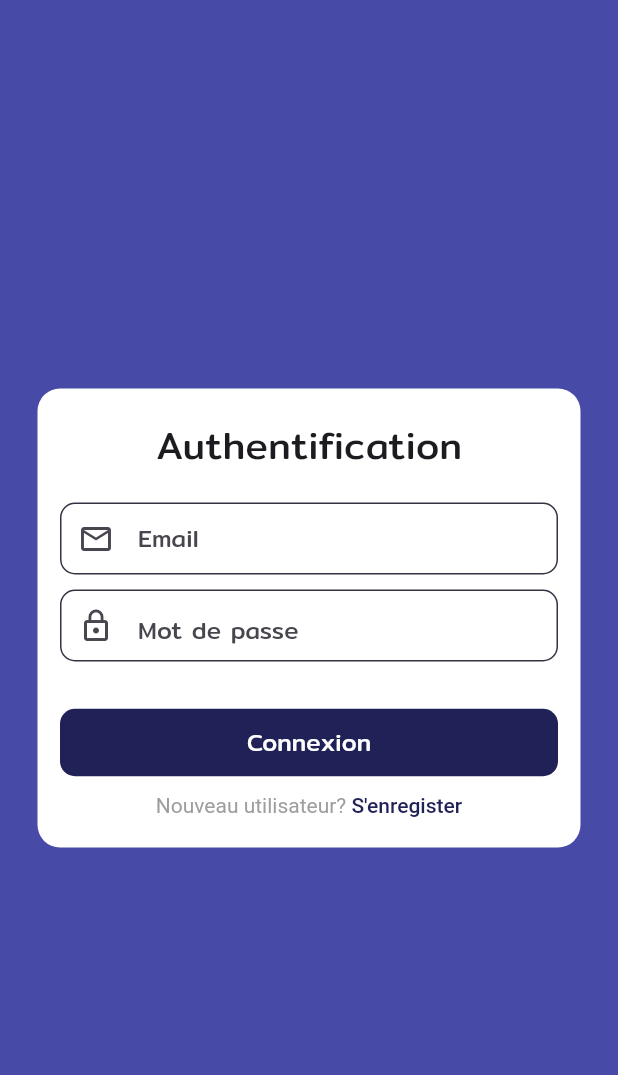
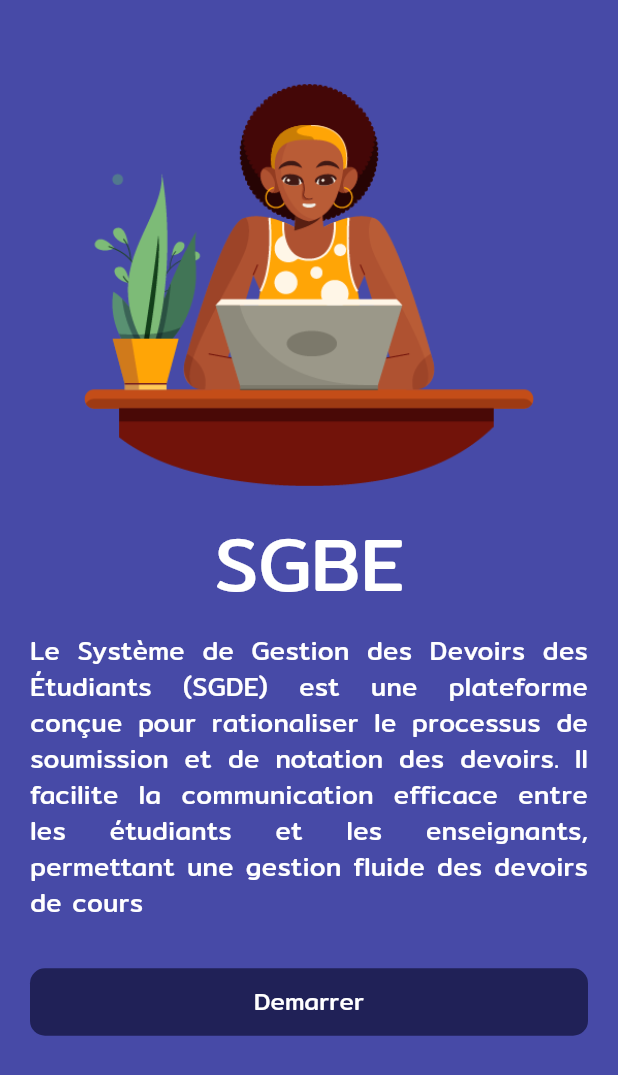
Before and after one commit to JacquesUwonda/SGBE_MOBILE, a Flutter app: the screen it shows after launch, on a phone screen of 412 x 824 dp. Shown: the top 1075 px of the screen. Run offline on Flutter 3.47's test engine with Material 3 defaults, Android fonts, the light colour scheme and no system bars; our stand-ins replace go_router.

Commit message:
Addind onboarding screen with getStarted button

```diff
--- a/lib/core/routes/route_names.dart
+++ b/lib/core/routes/route_names.dart
@@ -1,6 +1,6 @@
 class RouteNames {
   static const splash = "splash";
-  static const description = "description";
+  static const onboarding = "onboarding";
   static const register = "register";
   static const login = "login";
 }
--- a/lib/core/routes/routes.dart
+++ b/lib/core/routes/routes.dart
@@ -1,6 +1,7 @@
 import 'package:go_router/go_router.dart';
 import 'package:sgbe/core/routes/route_names.dart';
 import 'package:sgbe/futures/auth/view/login_view.dart';
+import 'package:sgbe/futures/auth/view/present_auth_view.dart';
 import 'package:sgbe/futures/auth/view/register_view.dart';
 import 'package:sgbe/futures/splash/view/splash_view.dart';
 
@@ -10,6 +11,11 @@ final GoRouter router = GoRouter(
       name: RouteNames.splash,
       path: "/",
       builder: (context, state) => const SplashView(),
+    ),
+    GoRoute(
+      name: RouteNames.onboarding,
+      path: "/onboarding",
+      builder: (context, state) => const onboarding(),
     ),
     GoRoute(
       name: RouteNames.login,
--- a/lib/core/utils_constants/app_images_url.dart
+++ b/lib/core/utils_constants/app_images_url.dart
@@ -1,3 +1,4 @@
 class AppImagesUrl {
   //All the images path here
+  static const backgroundImage = 'assets/images/BG_IMG.png';
 }
--- a/lib/core/utils_constants/app_string.dart
+++ b/lib/core/utils_constants/app_string.dart
@@ -3,11 +3,7 @@ class AppString {
   static const appName = "SGBE MOBILE";
   static const sgbe = "SGBE";
   static const appDescription =
-      """Le Système de Gestion des Devoirs des Étudiants (SGDE)
-est une plateforme conçue pour rationaliser le processus de soumission et de
-notation des devoirs.
-Il facilite la communication efficace entre les étudiants et les enseignants,
-permettant une gestion fluide des devoirs de cours""";
+      "Le Système de Gestion des Devoirs des Étudiants (SGDE) est une plateforme conçue pour rationaliser le processus de soumission et de notation des devoirs. Il facilite la communication efficace entre les étudiants et les enseignants, permettant une gestion fluide des devoirs de cours";
 
   //Login & Register string
   static const nom = "Nom complet";
--- /dev/null
+++ b/lib/core/widgets/custom_image_form.dart
@@ -0,0 +1,10 @@
+import 'package:flutter/material.dart';
+import 'package:sgbe/core/utils_constants/app_images_url.dart';
+
+class AppImage {
+  static Image onboardingImage = Image.asset(
+    AppImagesUrl.backgroundImage,
+    width: 300,
+    height: 300,
+  );
+}
--- a/lib/futures/auth/view/present_auth_view.dart
+++ b/lib/futures/auth/view/present_auth_view.dart
@@ -3,45 +3,53 @@ import 'package:go_router/go_router.dart';
 import 'package:sgbe/core/routes/route_names.dart';
 import 'package:sgbe/core/theme/app_color.dart';
 import 'package:sgbe/core/utils_constants/app_string.dart';
+import 'package:sgbe/core/widgets/custom_image_form.dart';
 import 'package:sgbe/core/widgets/rounded_elevated_button.dart';
 
-class SplashView extends StatefulWidget {
-  const SplashView({super.key});
+class onboarding extends StatelessWidget {
+  const onboarding({super.key});
 
-  @override
-  State<SplashView> createState() => _SplashViewState();
-}
-
-class _SplashViewState extends State<SplashView> {
   @override
   Widget build(BuildContext context) {
     return Scaffold(
       backgroundColor: AppColor.backGroundColor,
-      body: Column(
+      body: Padding(
+        padding: const EdgeInsets.symmetric(
+          horizontal: 20.0,
+          vertical: 40,
+        ),
+        child: Column(
           children: [
+            AppImage.onboardingImage,
             const Text(
               AppString.sgbe,
-            style: TextStyle(fontWeight: FontWeight.w500, fontSize: 30),
+              style: TextStyle(
+                  fontWeight: FontWeight.w500,
+                  fontSize: 50,
+                  color: AppColor.whiteColor),
             ),
             const SizedBox(
-            height: 20,
+              height: 10,
             ),
             const Text(
               AppString.appDescription,
               style: TextStyle(
                   fontWeight: FontWeight.normal,
-              fontSize: 15,
-            ),
+                  fontSize: 17,
+                  color: AppColor.whiteColor),
               textAlign: TextAlign.justify,
             ),
-          Positioned(
-              bottom: 20,
-              child: RoundedElevatedButton(
+            const SizedBox(
+              height: 30,
+            ),
+            RoundedElevatedButton(
               buttonText: AppString.getStarted,
               onPressed: () {
                 context.pushNamed(RouteNames.login);
-                  }))
+              },
+            ),
           ],
+        ),
       ),
     );
   }
--- a/lib/futures/splash/view/splash_view.dart
+++ b/lib/futures/splash/view/splash_view.dart
@@ -12,8 +12,8 @@ class SplashView extends StatefulWidget {
 class _SplashViewState extends State<SplashView> {
   @override
   void initState() {
-    WidgetsBinding.instance.addPostFrameCallback((_) {
-      context.goNamed(RouteNames.login);
+    Future.delayed(const Duration(seconds: 4), () {
+      context.goNamed(RouteNames.onboarding);
     });
     super.initState();
   }
--- a/pubspec.yaml
+++ b/pubspec.yaml
@@ -28,8 +28,8 @@ flutter:
 
   uses-material-design: true
 
-  # assets:
-  #   - assets/images
+  assets:
+    - assets/images/
 
 
   fonts:
```
Also changed, not shown: assets/images/BG_IMG.png (added), assets/images/logo.png (deleted). Lines whose indentation alone changed are shown as unchanged.
